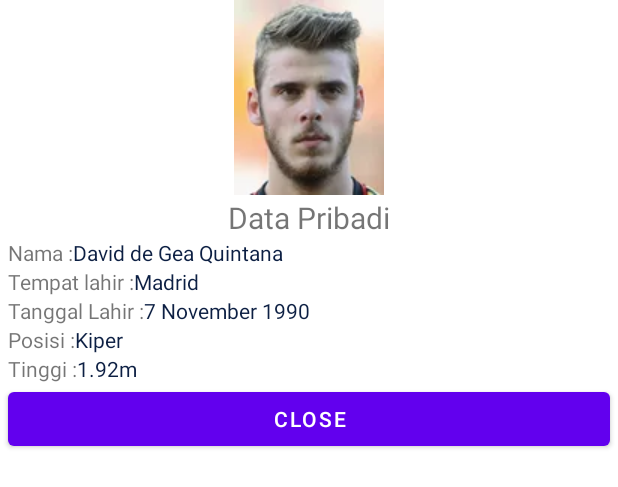
After one commit to EmaSuhaemah05/RecyclerView, an Android app: the layout detail_data_pemain.xml on its own in the app's theme, with its tools: preview values and no code run, on a phone screen of 412 x 824 dp. The commit adds this screen. Shown: the top 487 px of the screen. Run offline under Robolectric (Android 15) with nearby library versions, the phone set to English and light mode, and no system bars.

Commit message:
RecyclerView

```diff
--- a/app/src/main/java/com/EmaSuhaemah/recyclerview/MainActivity.kt
+++ b/app/src/main/java/com/EmaSuhaemah/recyclerview/MainActivity.kt
@@ -1,7 +1,16 @@
+@file:Suppress("PackageName")
+
 package com.EmaSuhaemah.recyclerview
 
+import android.app.Dialog
+import android.media.Image
 import androidx.appcompat.app.AppCompatActivity
 import android.os.Bundle
+import android.view.Window
+import android.widget.Button
+import android.widget.ImageView
+import android.widget.TextView
+import com.EmaSuhaemah.recyclerview.adapter.AdapterTeamBola
 import com.EmaSuhaemah.recyclerview.databinding.ActivityMainBinding
 import com.EmaSuhaemah.recyclerview.model.Pemain
 
@@ -12,5 +21,39 @@ class MainActivity : AppCompatActivity() {
         binding = ActivityMainBinding.inflate(layoutInflater)
         setContentView(binding.root)
 
+        val listPemain = ArrayList<Pemain>()
+        listPemain.add(Pemain("David de Gea Quintana",R.drawable.david,"Kiper", "1,92 m", "Madrid", "7 November 1990"))
+        listPemain.add(Pemain("José Diogo Dalot Teixeira",R.drawable.diogo,"Bek Kanan", "1,84 m", "Braga", "18 Maret 1999"))
+        listPemain.add(Pemain("Luke Shaw",R.drawable.luke,"Bek Kiri", "1,78 m", "Kingston", "12 Jul 1995"))
+        listPemain.add(Pemain("Jacob Harry Maguire",R.drawable.hary,"Bek Tengah", "1,94 m", "Sheffield", "5 Maret 1993"))
+        listPemain.add(Pemain("Donny van de Beek",R.drawable.donny,"Gelandang Tengah", "1,84 m", "Nijkerkerveen", "18 Apr 1997"))
+
+        binding.list.adapter = AdapterTeamBola(this, listPemain,object : AdapterTeamBola.OnClikListener{
+            override fun detailData(item: Pemain?) {
+                Dialog(this@MainActivity).apply {
+                    requestWindowFeature(Window.FEATURE_NO_TITLE)
+                    setCancelable(true)
+                    setContentView(R.layout.detail_data_pemain)
+
+                    val image = this.findViewById<ImageView>(R.id.image_pemain)
+                    val nama = this.findViewById<TextView>(R.id.txtNamaPemain)
+                    val posisi = this.findViewById<TextView>(R.id.txtPosisi)
+                    val tinggi = this.findViewById<TextView>(R.id.txtTinggi)
+                    val tempatlahir = this.findViewById<TextView>(R.id.txtTempatLahir)
+                    val tgllahir = this.findViewById<TextView>(R.id.txtTanggalLahir)
+                    val btn = this.findViewById<Button>(R.id.btnClose)
+                    image.setImageResource(item?.foto ?: 0)
+                    nama.text = "${item?.nama}"
+                    posisi.text = "${item?.posisi}"
+                    tinggi.text = "${item?.tinggi}"
+                    tgllahir.text = "${item?.tgllahir}"
+                    tempatlahir.text = "${item?.Tempatlahir}"
+
+                    btn.setOnClickListener {
+                        this.dismiss()
+                    }
+                }.show()
+            }
+        })
     }
 }
--- a/app/src/main/res/layout/activity_main.xml
+++ b/app/src/main/res/layout/activity_main.xml
@@ -7,33 +7,33 @@
     tools:context=".MainActivity">
 
     <LinearLayout
+        android:id="@+id/linearLayout"
         android:layout_width="match_parent"
         android:layout_height="wrap_content"
         android:orientation="vertical"
-        android:layout_marginEnd="5dp"
-        android:layout_marginStart="5dp"
-        tools:ignore="MissingConstraints">
+        tools:ignore="MissingConstraints"
+        tools:layout_editor_absoluteX="5dp">
+
         <TextView
             android:id="@+id/textView"
             android:layout_width="match_parent"
             android:layout_height="wrap_content"
+            android:layout_gravity="center_horizontal"
             android:layout_marginTop="1dp"
-            android:padding="5dp"
+            android:padding="10dp"
             android:text="Data Pemain Manchester United"
             android:textAlignment="center"
-            android:textSize="19sp"
             android:textColor="#0C0C0C"
-            android:layout_gravity="center_horizontal"
-            />
+            android:textSize="19sp" />
     </LinearLayout>
 
     <androidx.recyclerview.widget.RecyclerView
         android:id="@+id/list"
         android:layout_width="match_parent"
         android:layout_height="wrap_content"
+        app:layoutManager="androidx.recyclerview.widget.LinearLayoutManager"
         tools:ignore="MissingConstraints"
-        tools:listitem="@layout/list_item_pemain"
-        android:layout_marginTop="40dp"
-        app:layoutManager="androidx.recyclerview.widget.LinearLayoutManager"
-        />
+        tools:layout_editor_absoluteX="0dp"
+        tools:layout_editor_absoluteY="48dp"
+        tools:listitem="@layout/list_item_pemain" />
 </androidx.constraintlayout.widget.ConstraintLayout>
--- /dev/null
+++ b/app/src/main/res/layout/detail_data_pemain.xml
@@ -0,0 +1,138 @@
+<?xml version="1.0" encoding="utf-8"?>
+<LinearLayout xmlns:android="http://schemas.android.com/apk/res/android"
+    android:layout_width="match_parent"
+    android:layout_height="match_parent"
+    android:orientation="vertical"
+    android:layout_gravity="center_horizontal">
+
+    <ImageView
+        android:id="@+id/image_pemain"
+        android:layout_width="match_parent"
+        android:layout_height="wrap_content"
+        android:layout_marginStart="16dp"
+        android:layout_marginEnd="16dp"
+        android:layout_gravity="center"
+        android:src="@drawable/david"
+        />
+    <TextView
+        android:id="@+id/textDataPribadi"
+        android:layout_width="match_parent"
+        android:layout_height="wrap_content"
+        android:layout_marginTop="1dp"
+        android:text="Data Pribadi"
+        android:drawablePadding="5dp"
+        android:textAlignment="center"
+        android:textSize="20sp"
+        android:layout_gravity="center_horizontal"
+        />
+    <LinearLayout
+        android:layout_width="match_parent"
+        android:layout_height="wrap_content"
+        android:orientation="horizontal"
+        android:layout_marginStart="5dp"
+        android:layout_marginEnd="5dp">
+
+        <TextView
+            android:layout_width="wrap_content"
+            android:layout_height="wrap_content"
+            android:text="Nama :"
+            />
+        <TextView
+            android:id="@+id/txtNamaPemain"
+            android:layout_width="wrap_content"
+            android:layout_height="wrap_content"
+            android:textColor="#0C1F43"
+            android:text="David de Gea Quintana"
+            />
+    </LinearLayout>
+
+
+
+    <LinearLayout
+        android:layout_width="match_parent"
+        android:layout_height="wrap_content"
+        android:orientation="horizontal"
+        android:layout_marginStart="5dp"
+        android:layout_marginEnd="5dp">
+
+        <TextView
+            android:layout_width="wrap_content"
+            android:layout_height="wrap_content"
+            android:text="Tempat lahir :"
+            />
+        <TextView
+            android:id="@+id/txtTempatLahir"
+            android:layout_width="wrap_content"
+            android:layout_height="wrap_content"
+            android:textColor="#0C1F43"
+            android:text="Madrid"
+            />
+    </LinearLayout>
+    <LinearLayout
+        android:layout_width="match_parent"
+        android:layout_height="wrap_content"
+        android:orientation="horizontal"
+        android:layout_marginStart="5dp"
+        android:layout_marginEnd="5dp">
+
+        <TextView
+            android:layout_width="wrap_content"
+            android:layout_height="wrap_content"
+            android:text="Tanggal Lahir :"
+            />
+        <TextView
+            android:id="@+id/txtTanggalLahir"
+            android:layout_width="wrap_content"
+            android:layout_height="wrap_content"
+            android:textColor="#0C1F43"
+            android:text="7 November 1990"
+            />
+    </LinearLayout>
+    <LinearLayout
+        android:layout_width="match_parent"
+        android:layout_height="wrap_content"
+        android:orientation="horizontal"
+        android:layout_marginStart="5dp"
+        android:layout_marginEnd="5dp">
+
+        <TextView
+            android:layout_width="wrap_content"
+            android:layout_height="wrap_content"
+            android:text="Posisi :"
+            />
+        <TextView
+            android:id="@+id/txtPosisi"
+            android:layout_width="wrap_content"
+            android:layout_height="wrap_content"
+            android:textColor="#0C1F43"
+            android:text="Kiper"
+            />
+    </LinearLayout>
+    <LinearLayout
+        android:layout_width="match_parent"
+        android:layout_height="wrap_content"
+        android:orientation="horizontal"
+        android:layout_marginStart="5dp"
+        android:layout_marginEnd="5dp">
+
+        <TextView
+            android:layout_width="wrap_content"
+            android:layout_height="wrap_content"
+            android:text="Tinggi :"
+            />
+        <TextView
+            android:id="@+id/txtTinggi"
+            android:layout_width="wrap_content"
+            android:layout_height="wrap_content"
+            android:textColor="#0C1F43"
+            android:text="1.92m"
+            />
+    </LinearLayout>
+    <Button
+        android:id="@+id/btnClose"
+        android:text="Close"
+        android:layout_width="match_parent"
+        android:layout_height="wrap_content"
+        android:layout_marginLeft="5dp"
+        android:layout_marginRight="5dp"/>
+</LinearLayout>
```
Also changed, not shown: app/src/main/res/drawable/Gel.bertahan.webp (deleted), app/src/main/res/drawable/david.webp (renamed from app/src/main/res/drawable/kiper.webp), app/src/main/res/drawable/diogo.webp (renamed from app/src/main/res/drawable/Bek-kanan.webp), app/src/main/res/drawable/donny.webp (added), app/src/main/res/drawable/hary.webp (renamed from app/src/main/res/drawable/Bek-tengah.webp), app/src/main/res/drawable/luke.webp (renamed from app/src/main/res/drawable/Bek-kiri.webp), 10 other files.
